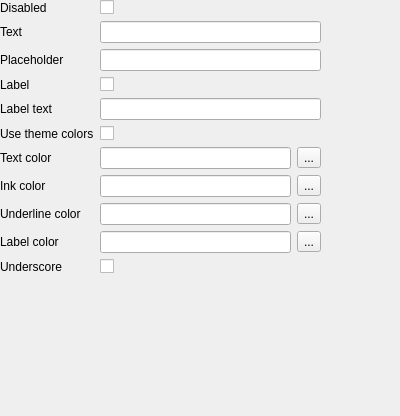
The window that examples/textfieldsettingsform.ui (sebcaux/qt-material-widgets) describes before a commit, drawn with Qt 5.
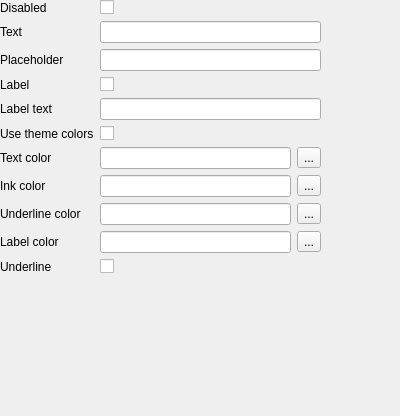
The same window after the commit.

Commit message: Rename underscore to underline

```diff
--- a/examples/textfieldsettingsform.ui
+++ b/examples/textfieldsettingsform.ui
@@ -170,7 +170,7 @@
     <item row="10" column="0">
      <widget class="QLabel" name="labelShowUnderscore">
       <property name="text">
-       <string>Underscore</string>
+       <string>Underline</string>
       </property>
      </widget>
     </item>
```
Left out of the diff: 4 changed lines with no effect on the pictures. The commit also changes 2 other files.
